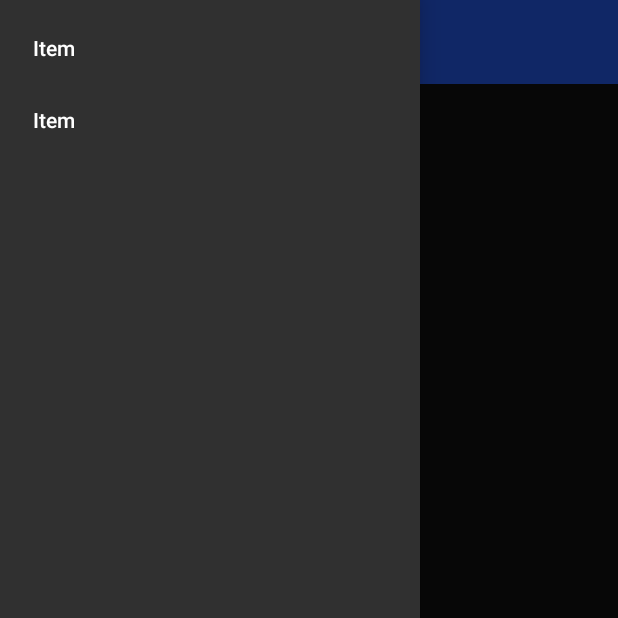
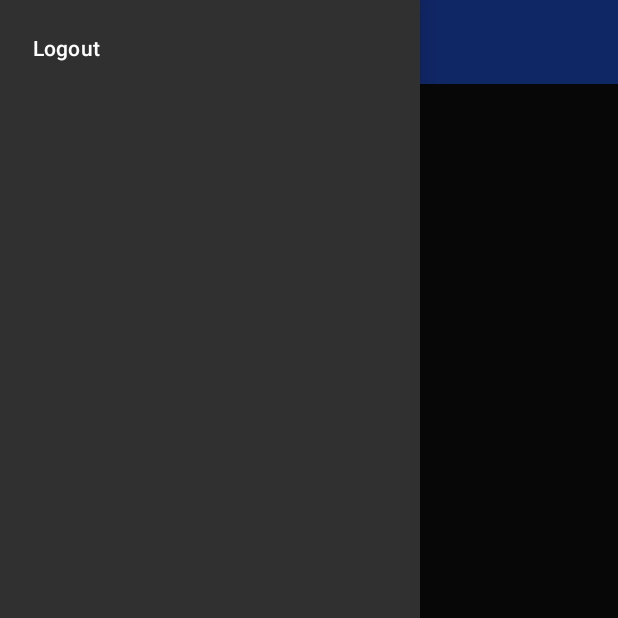
Before and after one commit to abstructs/CorditeApp, an Android app: the HomeActivity screen opened directly, with no data from a screen before it, with the side drawer open, on a phone screen of 412 x 824 dp, the top half of it. Run offline under Robolectric (Android 15) with nearby library versions, the phone set to English and light mode, and no system bars.

Commit message:
implement logout

```diff
--- a/app/app/src/main/java/com/cordite/cordite/HomeActivity.java
+++ b/app/app/src/main/java/com/cordite/cordite/HomeActivity.java
@@ -1,9 +1,12 @@
 package com.cordite.cordite;
 
+import androidx.annotation.NonNull;
 import androidx.appcompat.app.ActionBar;
 import androidx.appcompat.app.AppCompatActivity;
 
+import android.content.Context;
 import android.content.Intent;
+import android.content.SharedPreferences;
 import android.os.Bundle;
 import android.view.Menu;
 import android.view.MenuItem;
@@ -11,6 +14,7 @@ import android.view.View;
 
 import com.cordite.cordite.Map.MapsActivity;
 import com.google.android.material.floatingactionbutton.FloatingActionButton;
+import com.google.android.material.navigation.NavigationView;
 
 import androidx.appcompat.widget.Toolbar;
 import androidx.core.view.GravityCompat;
@@ -25,18 +29,8 @@ public class HomeActivity extends AppCompatActivity {
         super.onCreate(savedInstanceState);
         setContentView(R.layout.activity_home);
 
-        Toolbar toolbar = findViewById(R.id.toolbar);
-        setSupportActionBar(toolbar);
-
-        ActionBar actionBar = getSupportActionBar();
-
-        actionBar.setDisplayHomeAsUpEnabled(true);
-        actionBar.setHomeAsUpIndicator(R.drawable.ic_menu);
-
-        mDrawerLayout = findViewById(R.id.drawer_layout);
-
-//        setupToolbar();
-
+        setupToolbar();
+        setupButtons();
     }
 
     private void setupButtons() {
@@ -52,6 +46,19 @@ public class HomeActivity extends AppCompatActivity {
         });
     }
 
+    private void logout() {
+        SharedPreferences.Editor editor = getSharedPreferences(getString(R.string.shared_preferences_key),
+                Context.MODE_PRIVATE).edit();
+
+        editor.remove("token");
+
+        editor.commit();
+
+        Intent intent = new Intent(HomeActivity.this, MainActivity.class);
+
+        startActivity(intent);
+    }
+
     @Override
     public boolean onCreateOptionsMenu(Menu menu) {
         getMenuInflater().inflate(R.menu.main_menu, menu);
@@ -60,16 +67,34 @@ public class HomeActivity extends AppCompatActivity {
     }
 
     private void setupToolbar() {
-//        Toolbar toolbar = findViewById(R.id.toolbar);
-//
-//        setSupportActionBar(toolbar);
-//
-//        if(getSupportActionBar() != null) {
-//            getSupportActionBar().setTitle("Home");
-//        }
-//
-//        toolbar.setSubtitle("Subtitle");
-//        toolbar.inflateMenu(R.menu.main_menu);
+        Toolbar toolbar = findViewById(R.id.toolbar);
+        setSupportActionBar(toolbar);
+
+        ActionBar actionBar = getSupportActionBar();
+
+        actionBar.setDisplayHomeAsUpEnabled(true);
+        actionBar.setHomeAsUpIndicator(R.drawable.ic_menu);
+
+        mDrawerLayout = findViewById(R.id.drawer_layout);
+
+        NavigationView navigationView = findViewById(R.id.nav_view);
+
+        navigationView.setNavigationItemSelectedListener(new NavigationView.OnNavigationItemSelectedListener() {
+            @Override
+            public boolean onNavigationItemSelected(@NonNull MenuItem menuItem) {
+                menuItem.setChecked(true);
+
+                mDrawerLayout.closeDrawers();
+
+                switch(menuItem.getItemId()) {
+                    case R.id.logout:
+                        logout();
+                        return true;
+                }
+
+                return false;
+            }
+        });
     }
 
     @Override
--- a/app/app/src/main/java/com/cordite/cordite/MainActivity.java
+++ b/app/app/src/main/java/com/cordite/cordite/MainActivity.java
@@ -43,6 +43,8 @@ public class MainActivity extends AppCompatActivity {
             Intent intent = new Intent(MainActivity.this, LoginActivity.class);
 
             startActivity(intent);
+
+            finish();
             }
         });
 
--- a/app/app/src/main/res/layout/activity_home.xml
+++ b/app/app/src/main/res/layout/activity_home.xml
@@ -16,9 +16,27 @@
             android:layout_height="?attr/actionBarSize"
             android:background="@color/colorPrimary"
             android:theme="@style/Base.Theme.MaterialComponents"></androidx.appcompat.widget.Toolbar>
+
+        <com.google.android.material.floatingactionbutton.FloatingActionButton
+            android:id="@+id/trackFab"
+            android:layout_width="wrap_content"
+            android:layout_height="wrap_content"
+            android:layout_gravity="bottom|center"
+            android:layout_marginStart="8dp"
+            android:layout_marginEnd="8dp"
+            android:layout_marginBottom="18dp"
+            android:clickable="true"
+            app:backgroundTint="@color/colorSecondary"
+            app:layout_constraintBottom_toBottomOf="parent"
+            app:layout_constraintEnd_toEndOf="parent"
+            app:layout_constraintStart_toStartOf="parent"
+            app:srcCompat="@drawable/ic_play" />
     </FrameLayout>
 
+
+
     <com.google.android.material.navigation.NavigationView
+        android:id="@+id/nav_view"
         android:layout_width="wrap_content"
         android:layout_height="match_parent"
         android:layout_gravity="start"
@@ -42,18 +60,6 @@
             <!--android:textSize="18sp" />-->
     <!--</LinearLayout>-->
 
-    <!--<com.google.android.material.floatingactionbutton.FloatingActionButton-->
-        <!--android:id="@+id/trackFab"-->
-        <!--android:layout_width="wrap_content"-->
-        <!--android:layout_height="wrap_content"-->
-        <!--android:layout_marginStart="8dp"-->
-        <!--android:layout_marginEnd="8dp"-->
-        <!--android:layout_marginBottom="18dp"-->
-        <!--android:clickable="true"-->
-        <!--app:backgroundTint="@color/colorSecondary"-->
-        <!--app:layout_constraintBottom_toBottomOf="parent"-->
-        <!--app:layout_constraintEnd_toEndOf="parent"-->
-        <!--app:layout_constraintStart_toStartOf="parent"-->
-        <!--app:srcCompat="@drawable/ic_play" />-->
+
 
 </androidx.drawerlayout.widget.DrawerLayout>
--- a/app/app/src/main/res/menu/drawer_view.xml
+++ b/app/app/src/main/res/menu/drawer_view.xml
@@ -3,7 +3,8 @@
     xmlns:android="http://schemas.android.com/apk/res/android">
 
     <group android:checkableBehavior="none">
-        <item android:title="Item" />
-        <item android:title="Item" />
+        <item
+            android:id="@+id/logout"
+            android:title="Logout" />
     </group>
 </menu>
```
